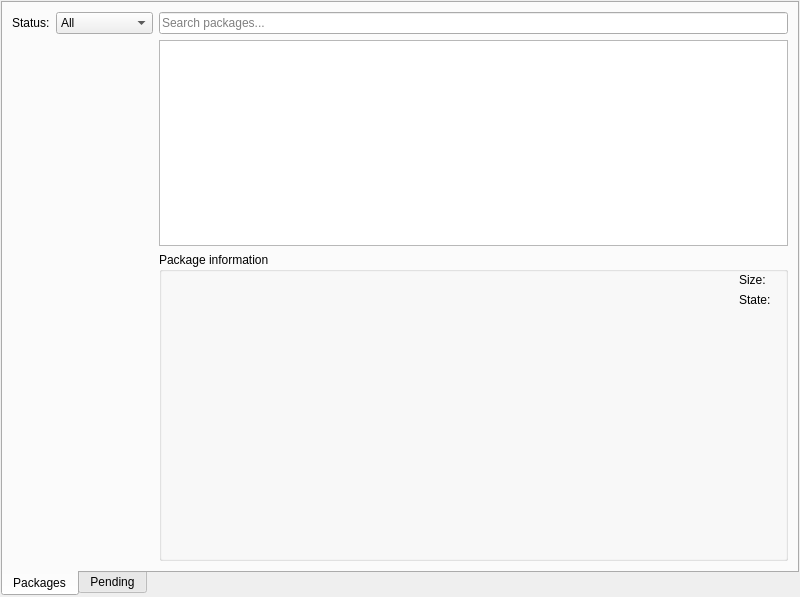
Before: the Qt Designer form src/plugins/lackman/lackman.ui in 0xd34df00d/leechcraft, drawn with Qt 5.
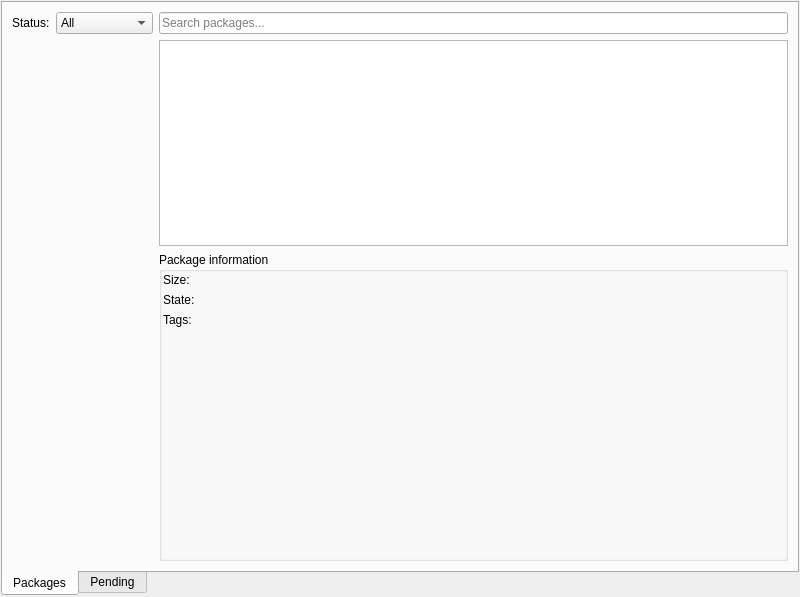
After: the same form once the commit is applied. Custom widgets are drawn as their Qt base class.

Commit message: LackMan: tags label.

Diff of the .ui file:
```diff
--- a/src/plugins/lackman/lackman.ui
+++ b/src/plugins/lackman/lackman.ui
@@ -135,17 +135,7 @@
              <number>1</number>
             </property>
             <item>
-             <layout class="QHBoxLayout" name="horizontalLayout_3">
-              <item>
-               <widget class="LeechCraft::Util::SelectableBrowser" name="Browser_" native="true">
-                <property name="sizePolicy">
-                 <sizepolicy hsizetype="Expanding" vsizetype="Preferred">
-                  <horstretch>0</horstretch>
-                  <verstretch>0</verstretch>
-                 </sizepolicy>
-                </property>
-               </widget>
-              </item>
+             <layout class="QVBoxLayout" name="verticalLayout_2">
               <item>
                <layout class="QFormLayout" name="formLayout">
                 <item row="0" column="0">
@@ -176,8 +166,32 @@
                   </property>
                  </widget>
                 </item>
+                <item row="2" column="0">
+                 <widget class="QLabel" name="label_4">
+                  <property name="text">
+                   <string>Tags:</string>
+                  </property>
+                 </widget>
+                </item>
+                <item row="2" column="1">
+                 <widget class="QLabel" name="TagsLabel_">
+                  <property name="text">
+                   <string/>
+                  </property>
+                 </widget>
+                </item>
                </layout>
               </item>
+              <item>
+               <widget class="LeechCraft::Util::SelectableBrowser" name="Browser_" native="true">
+                <property name="sizePolicy">
+                 <sizepolicy hsizetype="Expanding" vsizetype="Expanding">
+                  <horstretch>0</horstretch>
+                  <verstretch>0</verstretch>
+                 </sizepolicy>
+                </property>
+               </widget>
+              </item>
              </layout>
             </item>
            </layout>
```
The commit also changes 1 other file.
